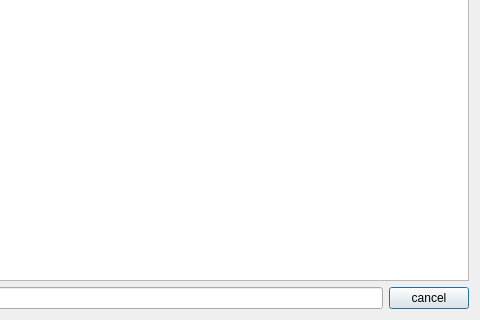
Old version of the form src/progresswindowbase.ui in the repository bernhardu/dvbcut-deb; both pictures show x 120 to 600 and y 160 to 480 of the 600 by 480 pixel window.
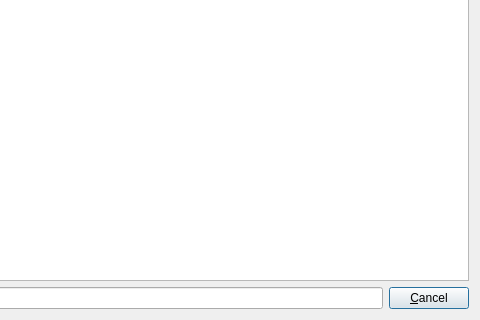
New version of the form.

The edit to the form file:
```diff
--- a/src/progresswindowbase.ui
+++ b/src/progresswindowbase.ui
@@ -33,7 +33,7 @@
      <item>
       <widget class="QPushButton" name="cancelbutton">
        <property name="text">
-        <string>cancel</string>
+        <string>&amp;Cancel</string>
        </property>
       </widget>
      </item>
```
